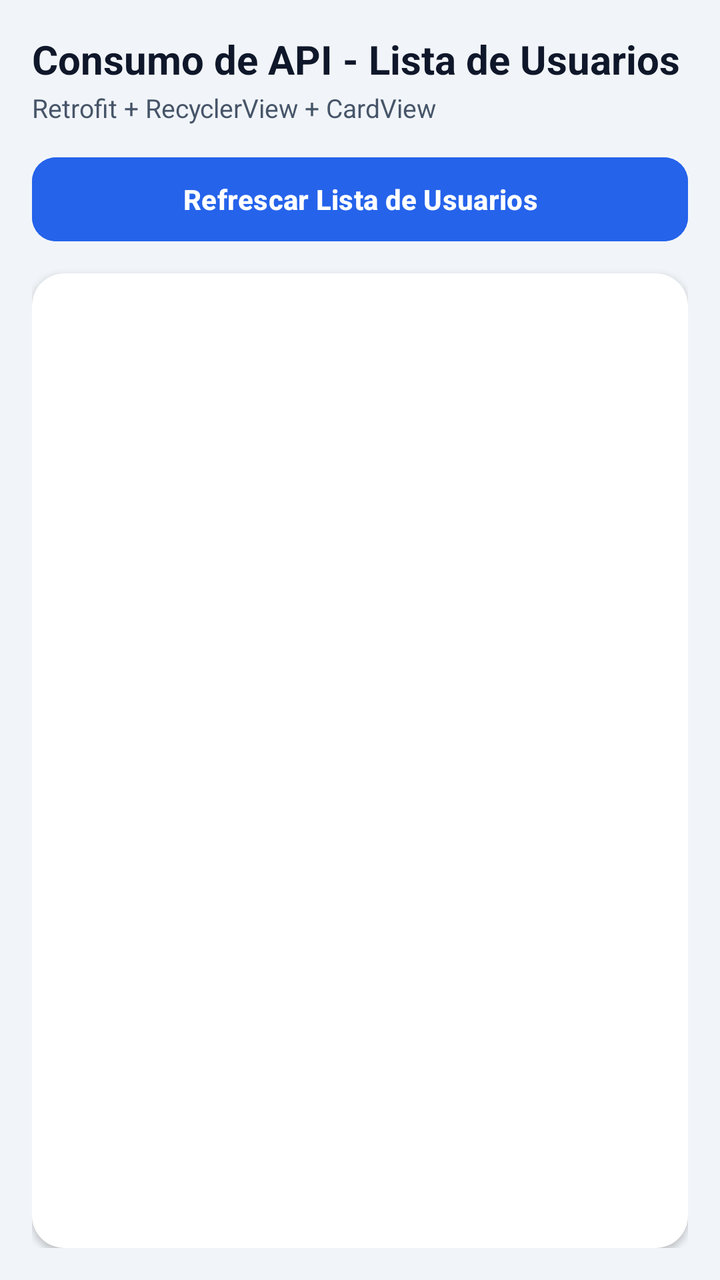
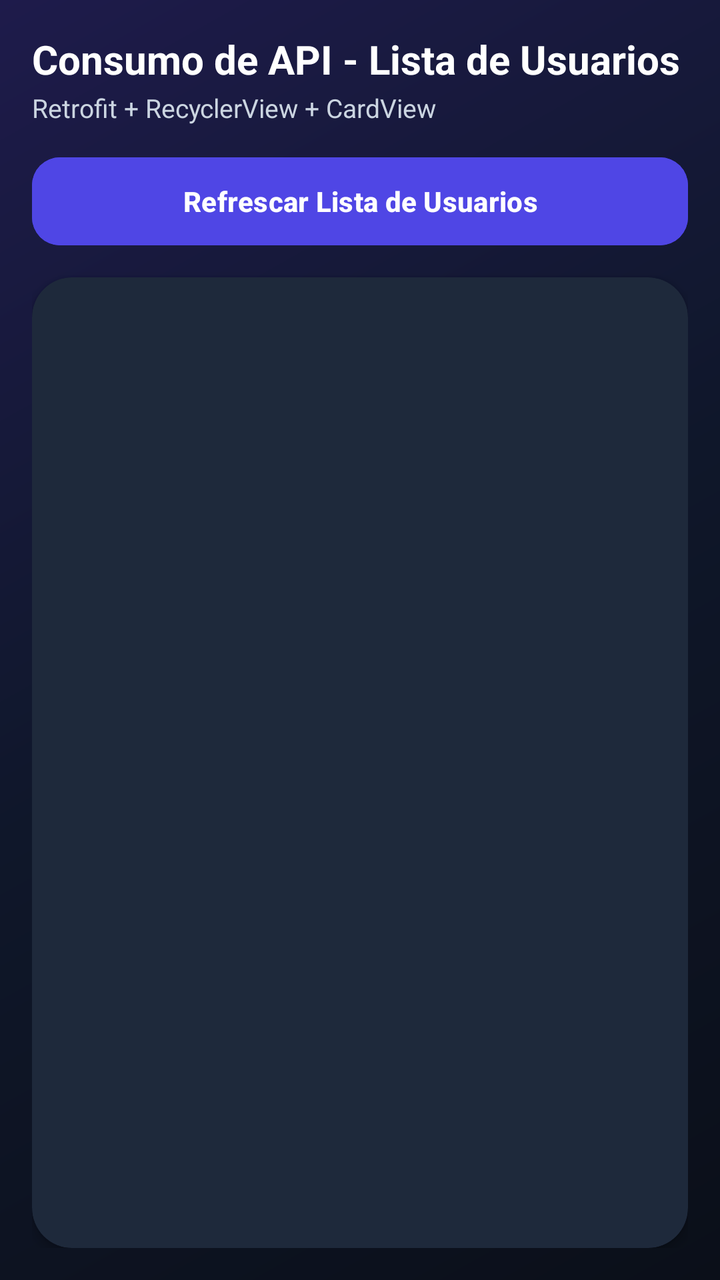

Two renders of the same Android screen: before a commit and after it. Below are the layout's source before the change and the commit's diff.
<!-- AndroidManifest.xml: application theme Theme.AppGrupo11 -->
<!-- res/layout/fragment_pregunta4.xml -->
<?xml version="1.0" encoding="utf-8"?>
<androidx.constraintlayout.widget.ConstraintLayout xmlns:android="http://schemas.android.com/apk/res/android"
    xmlns:app="http://schemas.android.com/apk/res-auto"
    xmlns:tools="http://schemas.android.com/tools"
    android:id="@+id/main"
    android:layout_width="match_parent"
    android:layout_height="match_parent"
    android:background="@color/background"
    android:padding="16dp"
    tools:context=".Pregunta4Fragment">

    
    <TextView
        android:id="@+id/tvTituloPregunta"
        android:layout_width="0dp"
        android:layout_height="wrap_content"
        android:text="Consumo de API - Lista de Usuarios"
        android:textColor="@color/text_main"
        android:textSize="20sp"
        android:textStyle="bold"
        app:layout_constraintEnd_toEndOf="parent"
        app:layout_constraintStart_toStartOf="parent"
        app:layout_constraintTop_toTopOf="parent" />

    <TextView
        android:id="@+id/tvSubtituloPregunta"
        android:layout_width="0dp"
        android:layout_height="wrap_content"
        android:layout_marginTop="2dp"
        android:text="Retrofit + RecyclerView + CardView"
        android:textColor="@color/text_sub"
        android:textSize="13sp"
        app:layout_constraintEnd_toEndOf="parent"
        app:layout_constraintStart_toStartOf="parent"
        app:layout_constraintTop_toBottomOf="@id/tvTituloPregunta" />

    
    <Button
        android:id="@+id/btnCargarUsuarios"
        android:layout_width="0dp"
        android:layout_height="50dp"
        android:layout_marginTop="12dp"
        android:backgroundTint="@color/primary"
        android:text="Refrescar Lista de Usuarios"
        android:textColor="@color/white"
        android:textSize="14sp"
        android:textStyle="bold"
        app:cornerRadius="12dp"
        app:layout_constraintEnd_toEndOf="parent"
        app:layout_constraintStart_toStartOf="parent"
        app:layout_constraintTop_toBottomOf="@id/tvSubtituloPregunta" />

    
    <androidx.cardview.widget.CardView
        android:id="@+id/cardUsuarios"
        android:layout_width="0dp"
        android:layout_height="0dp"
        android:layout_marginTop="12dp"
        app:cardBackgroundColor="@color/card_bg"
        app:cardCornerRadius="16dp"
        app:cardElevation="2dp"
        app:layout_constraintBottom_toBottomOf="parent"
        app:layout_constraintEnd_toEndOf="parent"
        app:layout_constraintStart_toStartOf="parent"
        app:layout_constraintTop_toBottomOf="@id/btnCargarUsuarios">

        <androidx.recyclerview.widget.RecyclerView
            android:id="@+id/rvUsuarios"
            android:layout_width="match_parent"
            android:layout_height="match_parent"
            android:clipToPadding="false"
            android:padding="8dp"
            tools:listitem="@layout/item_usuario" />

    </androidx.cardview.widget.CardView>

</androidx.constraintlayout.widget.ConstraintLayout>
<!-- res/layout/item_usuario.xml (included above) -->
<?xml version="1.0" encoding="utf-8"?>
<androidx.cardview.widget.CardView xmlns:android="http://schemas.android.com/apk/res/android"
    xmlns:app="http://schemas.android.com/apk/res-auto"
    android:layout_width="match_parent"
    android:layout_height="wrap_content"
    android:layout_marginHorizontal="4dp"
    android:layout_marginVertical="6dp"
    app:cardBackgroundColor="@color/card_bg"
    app:cardCornerRadius="16dp"
    app:cardElevation="3dp">

    <androidx.constraintlayout.widget.ConstraintLayout
        android:layout_width="match_parent"
        android:layout_height="wrap_content"
        android:padding="16dp">

        
        <View
            android:id="@+id/vAvatarBg"
            android:layout_width="48dp"
            android:layout_height="48dp"
            android:background="@color/primary_light"
            app:layout_constraintStart_toStartOf="parent"
            app:layout_constraintTop_toTopOf="parent" />

        
        <ImageView
            android:id="@+id/ivUserIcon"
            android:layout_width="24dp"
            android:layout_height="24dp"
            android:contentDescription="User Icon"
            android:src="@android:drawable/ic_menu_myplaces"
            app:tint="@color/primary"
            app:layout_constraintBottom_toBottomOf="@id/vAvatarBg"
            app:layout_constraintEnd_toEndOf="@id/vAvatarBg"
            app:layout_constraintStart_toStartOf="@id/vAvatarBg"
            app:layout_constraintTop_toTopOf="@id/vAvatarBg" />

        
        <TextView
            android:id="@+id/tvId"
            android:layout_width="wrap_content"
            android:layout_height="wrap_content"
            android:background="@color/badge_bg"
            android:paddingHorizontal="10dp"
            android:paddingVertical="4dp"
            android:text="ID: 1"
            android:textColor="@color/badge_text"
            android:textSize="12sp"
            android:textStyle="bold"
            app:layout_constraintEnd_toEndOf="parent"
            app:layout_constraintTop_toTopOf="parent" />

        
        <TextView
            android:id="@+id/tvNombre"
            android:layout_width="0dp"
            android:layout_height="wrap_content"
            android:layout_marginStart="12dp"
            android:layout_marginEnd="8dp"
            android:textColor="@color/text_main"
            android:textSize="17sp"
            android:textStyle="bold"
            app:layout_constraintEnd_toStartOf="@id/tvId"
            app:layout_constraintStart_toEndOf="@id/vAvatarBg"
            app:layout_constraintTop_toTopOf="parent" />

        
        <View
            android:id="@+id/dividerLine"
            android:layout_width="0dp"
            android:layout_height="1dp"
            android:layout_marginTop="12dp"
            android:background="@color/divider"
            app:layout_constraintEnd_toEndOf="parent"
            app:layout_constraintStart_toStartOf="parent"
            app:layout_constraintTop_toBottomOf="@id/vAvatarBg" />

        
        <TextView
            android:id="@+id/tvEmail"
            android:layout_width="0dp"
            android:layout_height="wrap_content"
            android:layout_marginTop="10dp"
            android:drawablePadding="8dp"
            android:textColor="@color/text_sub"
            android:textSize="13sp"
            app:drawableStartCompat="@android:drawable/ic_dialog_email"
            app:drawableTint="@color/primary"
            app:layout_constraintEnd_toEndOf="parent"
            app:layout_constraintStart_toStartOf="parent"
            app:layout_constraintTop_toBottomOf="@id/dividerLine" />

        
        <TextView
            android:id="@+id/tvPhone"
            android:layout_width="0dp"
            android:layout_height="wrap_content"
            android:layout_marginTop="6dp"
            android:drawablePadding="8dp"
            android:textColor="@color/text_sub"
            android:textSize="13sp"
            app:drawableStartCompat="@android:drawable/ic_menu_call"
            app:drawableTint="@color/primary"
            app:layout_constraintBottom_toBottomOf="parent"
            app:layout_constraintEnd_toEndOf="parent"
            app:layout_constraintStart_toStartOf="parent"
            app:layout_constraintTop_toBottomOf="@id/tvEmail" />

    </androidx.constraintlayout.widget.ConstraintLayout>

</androidx.cardview.widget.CardView>
<!-- resources referenced by this layout -->
<resources>
  <color name="background">#F1F5F9</color>
  <color name="badge_bg">#EFF6FF</color>
  <color name="badge_text">#1D4ED8</color>
  <color name="card_bg">#FFFFFF</color>
  <color name="divider">#E2E8F0</color>
  <color name="primary">#2563EB</color>
  <color name="primary_light">#DBEAFE</color>
  <color name="text_main">#0F172A</color>
  <color name="text_sub">#475569</color>
  <style name="Base.Theme.AppGrupo11" parent="Theme.Material3.DayNight.NoActionBar">
          
          <item name="colorPrimary">@color/primary</item>
          <item name="colorPrimaryVariant">@color/primary_dark</item>
          <item name="colorOnPrimary">@color/white</item>
          <item name="android:windowBackground">@color/background</item>
      </style>
  <color name="primary_dark">#1D4ED8</color>
  <!-- unchanged entries left out for length: 2 -->
</resources>

<!-- the commit's change to res/layout/fragment_pregunta4.xml (unified diff, before → after) -->
@@ -5,7 +5,7 @@
     android:id="@+id/main"
     android:layout_width="match_parent"
     android:layout_height="match_parent"
-    android:background="@color/background"
+    android:background="@drawable/bg_gradient_dynamic"
     android:padding="16dp"
     tools:context=".Pregunta4Fragment">
 
@@ -38,14 +38,15 @@
     <Button
         android:id="@+id/btnCargarUsuarios"
         android:layout_width="0dp"
-        android:layout_height="50dp"
+        android:layout_height="52dp"
         android:layout_marginTop="12dp"
         android:backgroundTint="@color/primary"
+        android:elevation="4dp"
         android:text="Refrescar Lista de Usuarios"
         android:textColor="@color/white"
         android:textSize="14sp"
         android:textStyle="bold"
-        app:cornerRadius="12dp"
+        app:cornerRadius="14dp"
         app:layout_constraintEnd_toEndOf="parent"
         app:layout_constraintStart_toStartOf="parent"
         app:layout_constraintTop_toBottomOf="@id/tvSubtituloPregunta" />
@@ -56,13 +57,21 @@
         android:layout_width="0dp"
         android:layout_height="0dp"
         android:layout_marginTop="12dp"
-        app:cardBackgroundColor="@color/card_bg"
-        app:cardCornerRadius="16dp"
-        app:cardElevation="2dp"
+        app:cardBackgroundColor="#1E293B"
+        app:cardCornerRadius="20dp"
+        app:cardElevation="3dp"
         app:layout_constraintBottom_toBottomOf="parent"
         app:layout_constraintEnd_toEndOf="parent"
         app:layout_constraintStart_toStartOf="parent"
         app:layout_constraintTop_toBottomOf="@id/btnCargarUsuarios">
+
+        <ProgressBar
+            android:id="@+id/pbCargando"
+            android:layout_width="wrap_content"
+            android:layout_height="wrap_content"
+            android:layout_gravity="center"
+            android:indeterminateTint="@color/lime_accent"
+            android:visibility="gone" />
 
         <androidx.recyclerview.widget.RecyclerView
             android:id="@+id/rvUsuarios"
@@ -83,8 +92,11 @@
     android:layout_height="wrap_content"
     android:layout_marginHorizontal="4dp"
     android:layout_marginVertical="6dp"
-    app:cardBackgroundColor="@color/card_bg"
-    app:cardCornerRadius="16dp"
+    android:clickable="true"
+    android:focusable="true"
+    android:foreground="?attr/selectableItemBackground"
+    app:cardBackgroundColor="#1E293B"
+    app:cardCornerRadius="20dp"
     app:cardElevation="3dp">
 
     <androidx.constraintlayout.widget.ConstraintLayout
@@ -95,20 +107,20 @@
         
         <View
             android:id="@+id/vAvatarBg"
-            android:layout_width="48dp"
-            android:layout_height="48dp"
-            android:background="@color/primary_light"
+            android:layout_width="52dp"
+            android:layout_height="52dp"
+            android:background="@drawable/bg_avatar_circle"
             app:layout_constraintStart_toStartOf="parent"
             app:layout_constraintTop_toTopOf="parent" />
 
         
         <ImageView
             android:id="@+id/ivUserIcon"
-            android:layout_width="24dp"
-            android:layout_height="24dp"
+            android:layout_width="26dp"
+            android:layout_height="26dp"
             android:contentDescription="User Icon"
-            android:src="@android:drawable/ic_menu_myplaces"
-            app:tint="@color/primary"
+            android:src="@drawable/ic_user_avatar"
+            app:tint="@color/lime_accent"
             app:layout_constraintBottom_toBottomOf="@id/vAvatarBg"
             app:layout_constraintEnd_toEndOf="@id/vAvatarBg"
             app:layout_constraintStart_toStartOf="@id/vAvatarBg"
@@ -119,11 +131,11 @@
             android:id="@+id/tvId"
             android:layout_width="wrap_content"
             android:layout_height="wrap_content"
-            android:background="@color/badge_bg"
-            android:paddingHorizontal="10dp"
+            android:background="@drawable/bg_badge_chip"
+            android:paddingHorizontal="12dp"
             android:paddingVertical="4dp"
             android:text="ID: 1"
-            android:textColor="@color/badge_text"
+            android:textColor="@color/lime_accent"
             android:textSize="12sp"
             android:textStyle="bold"
             app:layout_constraintEnd_toEndOf="parent"
@@ -134,21 +146,34 @@
             android:id="@+id/tvNombre"
             android:layout_width="0dp"
             android:layout_height="wrap_content"
-            android:layout_marginStart="12dp"
+            android:layout_marginStart="14dp"
             android:layout_marginEnd="8dp"
             android:textColor="@color/text_main"
-            android:textSize="17sp"
+            android:textSize="18sp"
             android:textStyle="bold"
             app:layout_constraintEnd_toStartOf="@id/tvId"
             app:layout_constraintStart_toEndOf="@id/vAvatarBg"
             app:layout_constraintTop_toTopOf="parent" />
 
         
+        <TextView
+            android:id="@+id/tvRoleTag"
+            android:layout_width="0dp"
+            android:layout_height="wrap_content"
+            android:layout_marginStart="14dp"
+            android:layout_marginTop="2dp"
+            android:text="Usuario Registrado REST"
+            android:textColor="@color/text_sub"
+            android:textSize="12sp"
+            app:layout_constraintStart_toEndOf="@id/vAvatarBg"
+            app:layout_constraintTop_toBottomOf="@id/tvNombre" />
+
+        
         <View
             android:id="@+id/dividerLine"
             android:layout_width="0dp"
             android:layout_height="1dp"
-            android:layout_marginTop="12dp"
+            android:layout_marginTop="14dp"
             android:background="@color/divider"
             app:layout_constraintEnd_toEndOf="parent"
             app:layout_constraintStart_toStartOf="parent"
@@ -160,11 +185,11 @@
             android:layout_width="0dp"
             android:layout_height="wrap_content"
             android:layout_marginTop="10dp"
-            android:drawablePadding="8dp"
+            android:drawablePadding="10dp"
             android:textColor="@color/text_sub"
-            android:textSize="13sp"
-            app:drawableStartCompat="@android:drawable/ic_dialog_email"
-            app:drawableTint="@color/primary"
+            android:textSize="14sp"
+            app:drawableStartCompat="@drawable/ic_mail_custom"
+            app:drawableTint="@color/lime_accent"
             app:layout_constraintEnd_toEndOf="parent"
             app:layout_constraintStart_toStartOf="parent"
             app:layout_constraintTop_toBottomOf="@id/dividerLine" />
@@ -175,11 +200,11 @@
             android:layout_width="0dp"
             android:layout_height="wrap_content"
             android:layout_marginTop="6dp"
-            android:drawablePadding="8dp"
+            android:drawablePadding="10dp"
             android:textColor="@color/text_sub"
-            android:textSize="13sp"
-            app:drawableStartCompat="@android:drawable/ic_menu_call"
-            app:drawableTint="@color/primary"
+            android:textSize="14sp"
+            app:drawableStartCompat="@drawable/ic_phone_custom"
+            app:drawableTint="@color/cyan_accent"
             app:layout_constraintBottom_toBottomOf="parent"
             app:layout_constraintEnd_toEndOf="parent"
             app:layout_constraintStart_toStartOf="parent"
<!-- resource entries referenced after the edit -->
@@ -1,22 +1,103 @@
 <!-- resources referenced by this layout -->
 <resources>
-  <color name="background">#F1F5F9</color>
-  <color name="badge_bg">#EFF6FF</color>
-  <color name="badge_text">#1D4ED8</color>
-  <color name="card_bg">#FFFFFF</color>
-  <color name="divider">#E2E8F0</color>
-  <color name="primary">#2563EB</color>
-  <color name="primary_light">#DBEAFE</color>
-  <color name="text_main">#0F172A</color>
-  <color name="text_sub">#475569</color>
-  <style name="Base.Theme.AppGrupo11" parent="Theme.Material3.DayNight.NoActionBar">
+  <color name="cyan_accent">#38BDF8</color>
+  <color name="background">#0B0F19</color>
+  <color name="card_bg">#1E293B</color>
+  <color name="card_stroke">#334155</color>
+  <color name="divider">#334155</color>
+  <color name="lime_accent">#A3E635</color>
+  <color name="primary">#4F46E5</color>
+  <color name="text_main">#FFFFFF</color>
+  <color name="text_sub">#CBD5E1</color>
+  <!-- drawable bg_avatar_circle (drawable) -->
+  <?xml version="1.0" encoding="utf-8"?>
+  <shape xmlns:android="http://schemas.android.com/apk/res/android"
+      android:shape="oval">
+      <gradient
+          android:angle="135"
+          android:endColor="#1E1B4B"
+          android:startColor="#312E81"
+          android:type="linear" />
+      <stroke
+          android:width="1dp"
+          android:color="#4338CA" />
+  </shape>
+  <!-- drawable bg_badge_chip (drawable) -->
+  <?xml version="1.0" encoding="utf-8"?>
+  <shape xmlns:android="http://schemas.android.com/apk/res/android"
+      android:shape="rectangle">
+      <corners android:radius="20dp" />
+      <solid android:color="#1E1B4B" />
+      <stroke
+          android:width="1dp"
+          android:color="#312E81" />
+  </shape>
+  <!-- drawable bg_gradient_dynamic (drawable) -->
+  <?xml version="1.0" encoding="utf-8"?>
+  <shape xmlns:android="http://schemas.android.com/apk/res/android"
+      android:shape="rectangle">
+      <gradient
+          android:angle="135"
+          android:centerColor="#0F172A"
+          android:endColor="#1E1B4B"
+          android:startColor="#0B0F19"
+          android:type="linear" />
+  </shape>
+  <!-- drawable ic_mail_custom (drawable) -->
+  <vector xmlns:android="http://schemas.android.com/apk/res/android"
+      android:width="24dp"
+      android:height="24dp"
+      android:viewportWidth="24"
+      android:viewportHeight="24">
+      <path
+          android:fillColor="#4F46E5"
+          android:pathData="M20,4H4C2.9,4 2.01,4.9 2.01,6L2,18C2,19.1 2.9,20 4,20H20C21.1,20 22,19.1 22,18V6C22,4.9 21.1,4 20,4ZM20,8L12,13L4,8V6L12,11L20,6V8Z" />
+  </vector>
+  <!-- drawable ic_phone_custom (drawable) -->
+  <vector xmlns:android="http://schemas.android.com/apk/res/android"
+      android:width="24dp"
+      android:height="24dp"
+      android:viewportWidth="24"
+      android:viewportHeight="24">
+      <path
+          android:fillColor="#4F46E5"
+          android:pathData="M6.62,10.79c1.44,2.83 3.76,5.14 6.59,6.59l2.2,-2.2c0.27,-0.27 0.67,-0.36 1.02,-0.24 1.12,0.37 2.33,0.57 3.57,0.57 0.55,0 1,0.45 1,1V20c0,0.55 -0.45,1 -1,1 -9.39,0 -17,-7.61 -17,-17 0,-0.55 0.45,-1 1,-1h3.5c0.55,0 1,0.45 1,1 0,1.25 0.2,2.45 0.57,3.57 0.11,0.35 0.03,0.74 -0.24,1.02l-2.2,2.2z" />
+  </vector>
+  <!-- drawable ic_user_avatar (drawable) -->
+  <vector xmlns:android="http://schemas.android.com/apk/res/android"
+      android:width="24dp"
+      android:height="24dp"
+      android:viewportWidth="24"
+      android:viewportHeight="24">
+      <path
+          android:fillColor="#4F46E5"
+          android:pathData="M12,12c2.21,0 4,-1.79 4,-4s-1.79,-4 -4,-4 -4,1.79 -4,4 1.79,4 4,4zM12,14c-2.67,0 -8,1.34 -8,4v2h16v-2c0,-2.66 -5.33,-4 -8,-4z" />
+  </vector>
+  <style name="Base.Theme.AppGrupo11" parent="Theme.Material3.Dark.NoActionBar">
           
           <item name="colorPrimary">@color/primary</item>
           <item name="colorPrimaryVariant">@color/primary_dark</item>
           <item name="colorOnPrimary">@color/white</item>
+          <item name="colorSecondary">@color/lime_accent</item>
+          <item name="colorOnSecondary">@color/background</item>
+  
+          
           <item name="android:windowBackground">@color/background</item>
+          <item name="colorSurface">@color/card_bg</item>
+          <item name="colorOnSurface">@color/white</item>
+          <item name="colorSurfaceVariant">@color/card_bg</item>
+          <item name="colorOnSurfaceVariant">@color/text_sub</item>
+  
+          
+          <item name="android:textColorPrimary">@color/white</item>
+          <item name="android:textColorSecondary">@color/text_sub</item>
+          <item name="android:editTextColor">@color/white</item>
+          <item name="android:textColorHint">@color/text_sub</item>
+  
+          
+          <item name="colorOutline">@color/card_stroke</item>
       </style>
-  <color name="primary_dark">#1D4ED8</color>
+  <color name="primary_dark">#3730A3</color>
   <!-- unchanged entries left out for length: 2 -->
 </resources>
 
